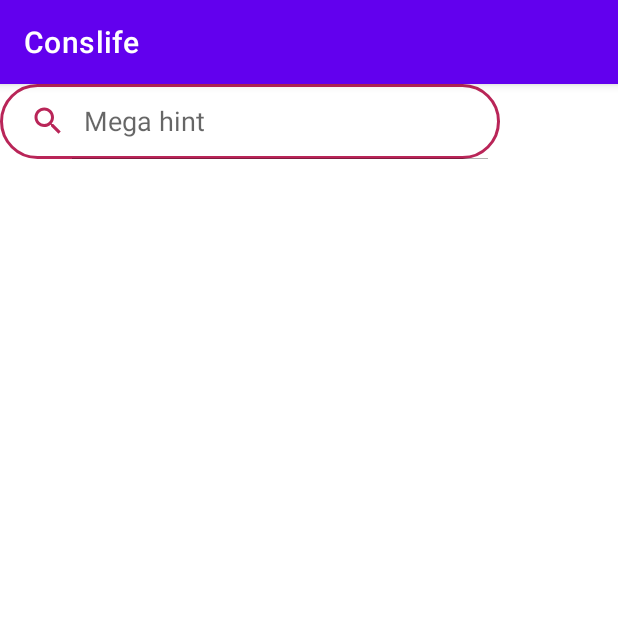
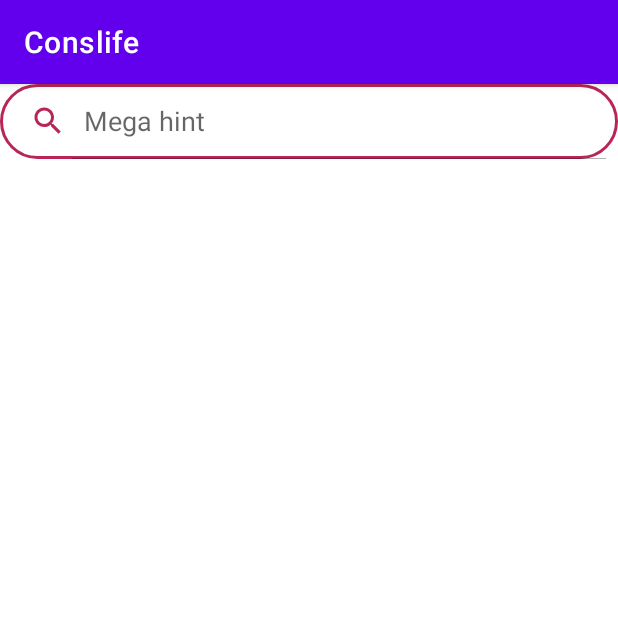
Before and after one commit to jacksonbarreto/Conslife, an Android app: the screen it shows after launch (widget_activity), on a phone screen of 412 x 824 dp, the top half of it. Run offline under Robolectric (Android 15) with nearby library versions, the phone set to English and light mode, and no system bars.

Commit message:
fix: layout width and height changed for wrap_content

```diff
--- a/app/src/main/java/widget/widget_activity.kt
+++ b/app/src/main/java/widget/widget_activity.kt
@@ -21,6 +21,6 @@ class  widget_activity : AppCompatActivity () {
         val searchView = this.binding.searchView
 
         searchView.setHint("Mega hint")
-        searchView.setSearchViewWidth(500)
+        searchView.setSearchViewWidth(900)
     }
 }
--- a/app/src/main/res/layout/activity_widget.xml
+++ b/app/src/main/res/layout/activity_widget.xml
@@ -8,7 +8,7 @@
 
     <widget.controller.SearchBar
         android:id="@+id/searchView"
-        android:layout_width="match_parent"
+        android:layout_width="wrap_content"
         android:layout_height="wrap_content" />
 
 </RelativeLayout>
```
